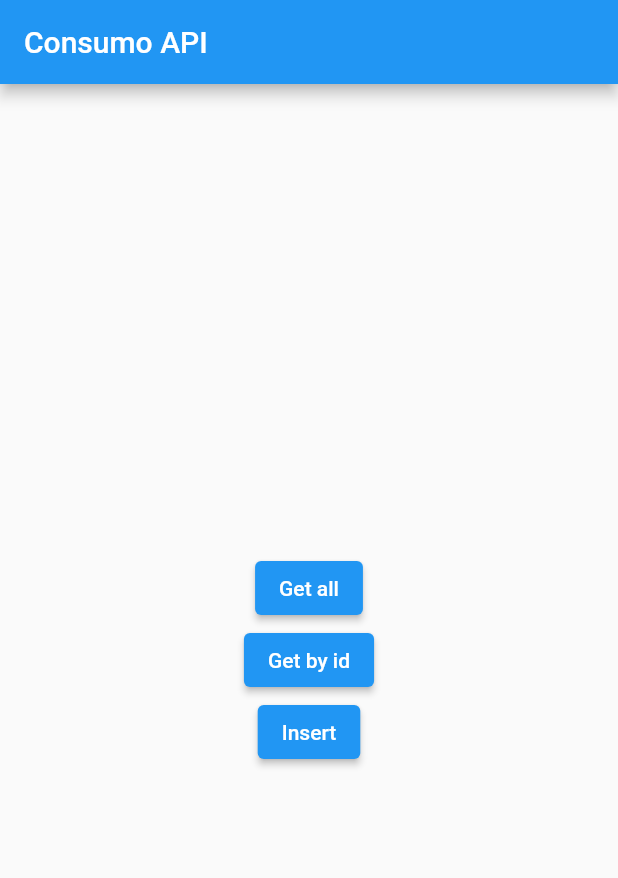
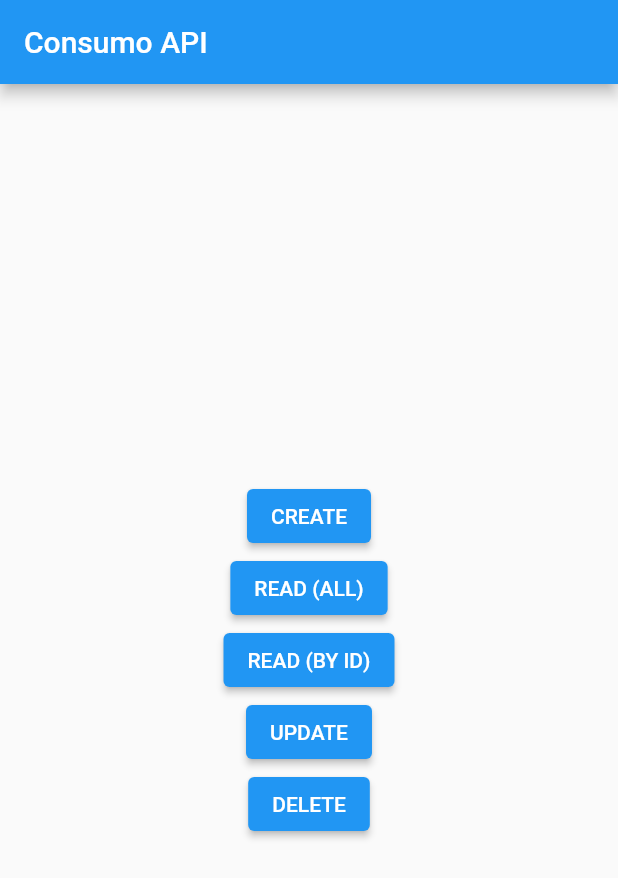
Before and after one commit to CharlestonRibeiro/Desafio_CRUD_API, a Flutter app: the screen it shows after launch, on a phone screen of 412 x 824 dp. Shown: the top 878 px of the screen. Run offline on Flutter 3.47's test engine with Material 2 defaults, Android fonts, the phone set to English and light mode, and no system bars.

Commit message:
finish CRUD

```diff
--- a/lib/models/datas_model.dart
+++ b/lib/models/datas_model.dart
@@ -1,7 +1,7 @@
 import 'dart:convert';
 
 class DatasModel {
-  int userId;
+  String userId;
   String title;
   bool completed;
 
@@ -23,7 +23,7 @@ class DatasModel {
 //é um CONSTRUTOR ele vai pegar um MAP e transformar em objeto
   factory DatasModel.fromMap(Map<String, dynamic> map) {
     return DatasModel(
-      userId: map['userId'] as int,
+      userId: map['userId'] as String,
       title: map['title'] as String,
       completed: map['completed'] as bool,
     );
--- a/lib/views/home_page.dart
+++ b/lib/views/home_page.dart
@@ -10,7 +10,6 @@ class HomePage extends StatefulWidget {
 }
 
 class _HomePageState extends State<HomePage> {
-  final String id = "63693bc875250203e82f480a" ;
 
   @override
   Widget build(BuildContext context) {
@@ -25,38 +24,54 @@ class _HomePageState extends State<HomePage> {
               ElevatedButton(
                 onPressed: () {
                   if (kDebugMode) {
-                      print(DatasController().findAll());
+                    print(DatasController().create());
                   }
                 },
-                  child: const Text('Get all')),
-
+                child: const Text(
+                  'CREATE',
+                ),
+              ),
               ElevatedButton(
                 onPressed: () {
                   if (kDebugMode) {
-                      print(DatasController().findBydId(id));
+                    print(DatasController().getAll());
                   }
                 },
-                  child: const Text('Get by id')),
-/*
+                child: const Text(
+                  'READ (ALL)',
+                ),
+              ),
+              ElevatedButton(
+                onPressed: () {
+                  if (kDebugMode) {
+                    print(
+                        DatasController().getById("636aa48175250203e82f4b72"));
+                  }
+                },
+                child: const Text(
+                  'READ (BY ID)',
+                ),
+              ),
               ElevatedButton(
                 onPressed: () {
                   if (kDebugMode) {
                     print(DatasController().update());
                   }
                 },
-                  child: const Text('Update')),
-
-*/
-
+                child: const Text(
+                  'UPDATE',
+                ),
+              ),
               ElevatedButton(
                 onPressed: () {
                   if (kDebugMode) {
-                      print(DatasController().insert());
+                    print(DatasController().delete("636aa48175250203e82f4b72"));
                   }
                 },
-                  child: const Text('Insert')),
-
-
+                child: const Text(
+                  'DELETE',
+                ),
+              ),
             ],
           ),
         ));
```
Also changed, not shown: lib/controller/datas_controller.dart (+25 -15 lines), lib/repositories/datas_repository.dart (+39 -19 lines). Lines whose indentation alone changed are shown as unchanged.
